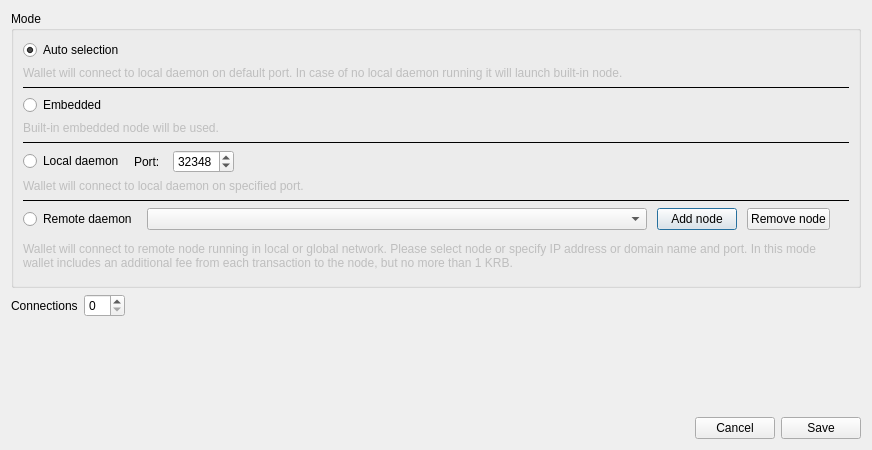
Before: the Qt Designer form src/gui/ui/connectionsettingsdialog.ui in discretecoin/discrete-wallet, drawn with Qt 5.
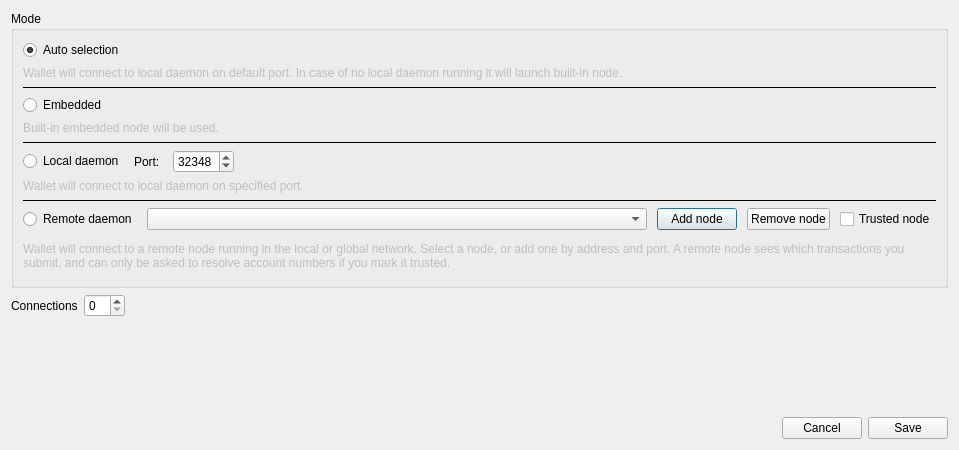
After: the same form once the commit is applied. Icons and pictures are not drawn.

Commit message: connection settings: let a remote node be marked trusted for account numbers

What changed in the file:
```diff
--- a/src/gui/ui/connectionsettingsdialog.ui
+++ b/src/gui/ui/connectionsettingsdialog.ui
@@ -224,6 +224,19 @@
           </property>
          </widget>
         </item>
+        <item>
+         <widget class="QCheckBox" name="m_trustRemoteNode">
+          <property name="text">
+           <string>Trusted node</string>
+          </property>
+          <property name="toolTip">
+           <string>Allow this node to resolve account numbers into recipient keys. Only tick this for a node you run or whose operator you trust: an account number is a locator, so whoever answers the lookup decides who gets paid. Sending to a full address is unaffected.</string>
+          </property>
+          <property name="checked">
+           <bool>false</bool>
+          </property>
+         </widget>
+        </item>
         <item>
          <spacer name="horizontalSpacer_3">
           <property name="orientation">
@@ -257,7 +270,7 @@
          </size>
         </property>
         <property name="text">
-         <string>Wallet will connect to remote node running in local or global network. Please select node or specify IP address or domain name and port. In this mode wallet includes an additional fee from each transaction to the node, but no more than 1 KRB.</string>
+         <string>Wallet will connect to a remote node running in the local or global network. Select a node, or add one by address and port. A remote node sees which transactions you submit, and can only be asked to resolve account numbers if you mark it trusted.</string>
         </property>
         <property name="wordWrap">
          <bool>true</bool>
```
The commit also changes 19 other files.
